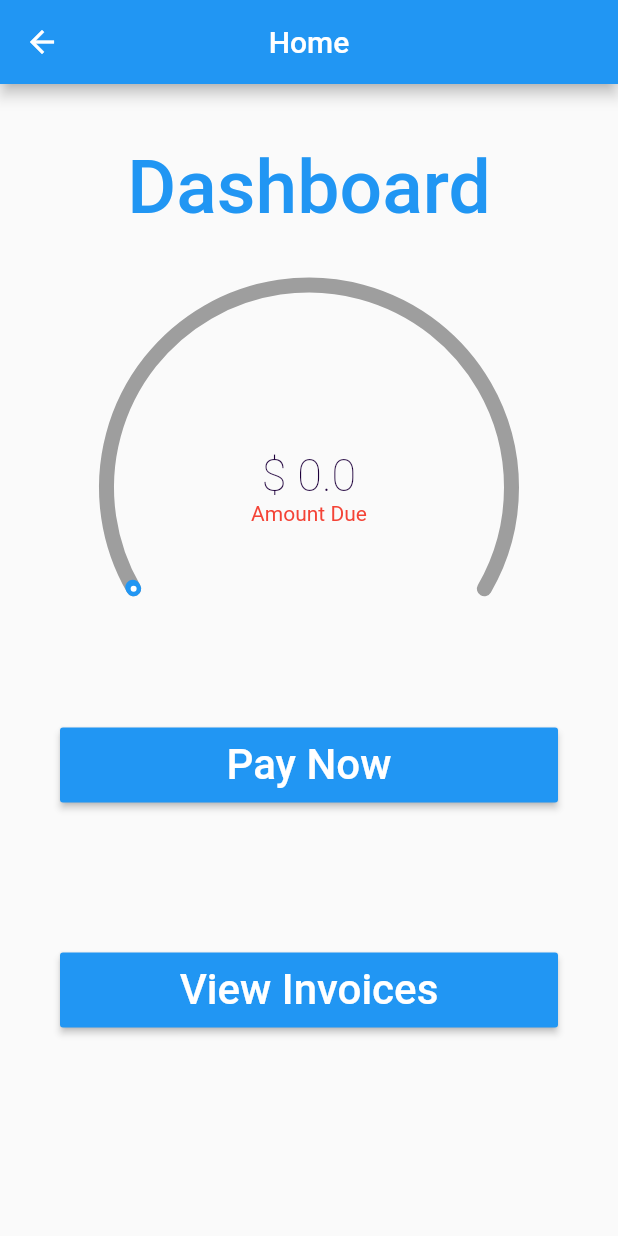
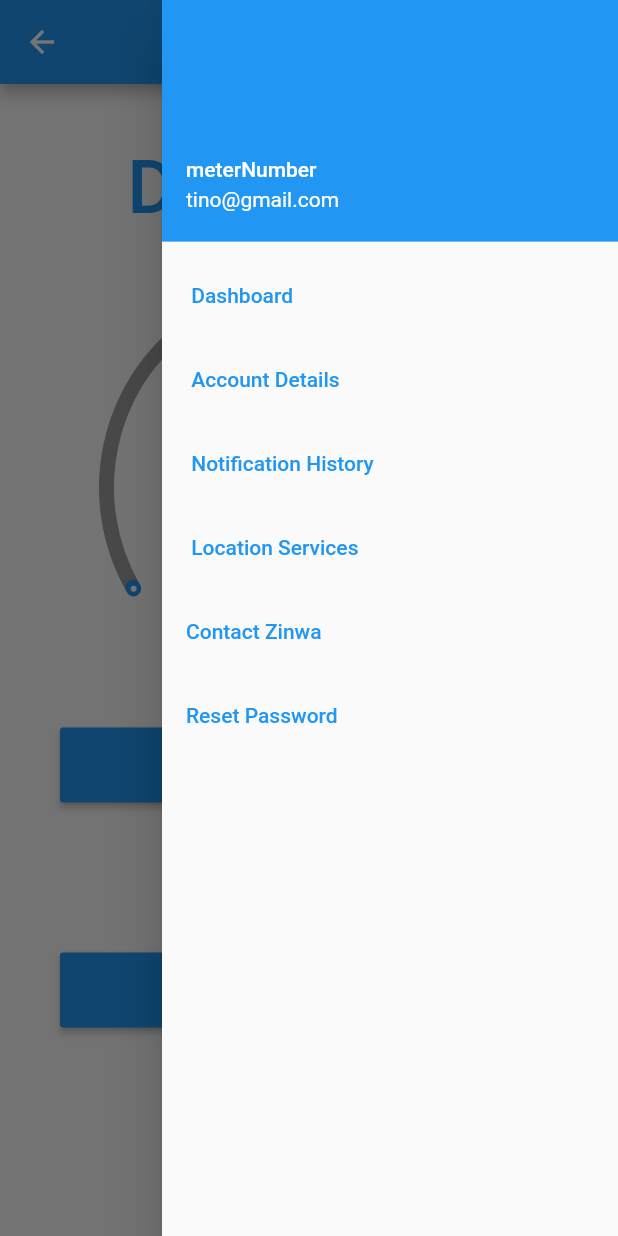
Before and after one commit to Tinomuchenje/ZinwaPay, a Flutter app: the Dashboard screen opened directly with empty values, with the side drawer open (before the commit the screen has no drawer), on a phone screen of 412 x 824 dp. Run offline on Flutter 3.47's test engine with Material 2 defaults, Android fonts, the phone set to English and light mode, and no system bars; drawn by our look-alikes of sleek_circular_slider; our stand-ins replace webview_flutter; missing offline and left inert: status_alert.

Commit message:
Menu-Drawer
- Added the menu drawer to the dashboard

```diff
--- a/lib/views/home.dart
+++ b/lib/views/home.dart
@@ -20,6 +20,65 @@ class _State extends State<Dashboard> {
         appBar: AppBar(
           title: Text('Home'),
           centerTitle: true,
+        ),
+        endDrawer: Drawer(
+          child: ListView(children: <Widget>[
+            UserAccountsDrawerHeader(accountName: Text("meterNumber"), accountEmail: Text("tino@gmail.com")),
+            ListTile(
+              title: Text(
+                " Dashboard",
+                style: TextStyle(color: Colors.blue),
+              ),
+              onTap: () {
+                Navigator.of(context).pop();
+              },
+            ),
+            ListTile(
+              title: Text(
+                " Account Details",
+                style: TextStyle(color: Colors.blue),
+              ),
+              onTap: () {
+                Navigator.of(context).pop();
+              },
+            ),
+            ListTile(
+              title: Text(
+                " Notification History",
+                style: TextStyle(color: Colors.blue),
+              ),
+              onTap: () {
+                Navigator.of(context).pop();
+              },
+            ),
+            ListTile(
+              title: Text(
+                " Location Services",
+                style: TextStyle(color: Colors.blue),
+              ),
+              onTap: () {
+                Navigator.of(context).pop();
+              },
+            ),
+            ListTile(
+              title: Text(
+                "Contact Zinwa",
+                style: TextStyle(color: Colors.blue),
+              ),
+              onTap: () {
+                Navigator.of(context).pop();
+              },
+            ),
+            ListTile(
+              title: Text(
+                "Reset Password",
+                style: TextStyle(color: Colors.blue),
+              ),
+              onTap: () {
+                Navigator.of(context).pop();
+              },
+            ),
+          ]),
         ),
         body: Padding(
             padding: EdgeInsets.all(40.0),
```
